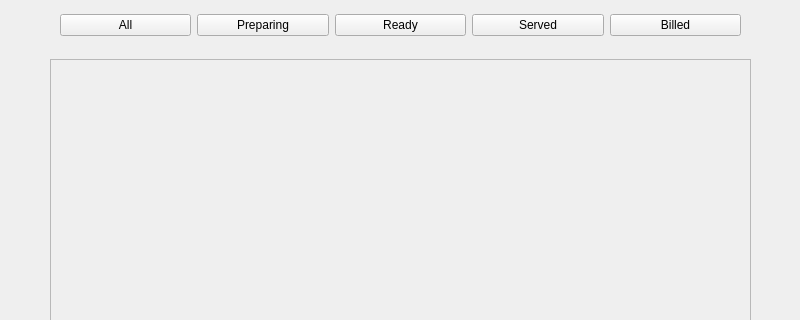
Before: the Qt Designer form RMS_qt/orders.ui in dev-pratik02/RMS, drawn with Qt 5; both pictures show x 0 to 800 and y 0 to 320 of the 800 by 600 pixel window.
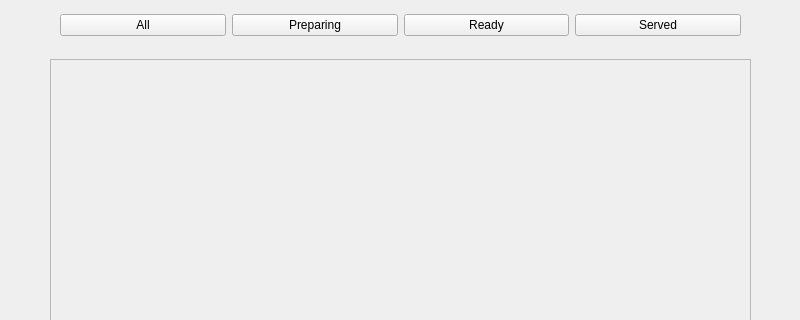
After: the same form once the commit is applied.

The edit to the form file:
```diff
--- a/RMS_qt/orders.ui
+++ b/RMS_qt/orders.ui
@@ -98,13 +98,6 @@
        </property>
       </widget>
      </item>
-     <item>
-      <widget class="QPushButton" name="btn_billed">
-       <property name="text">
-        <string>Billed</string>
-       </property>
-      </widget>
-     </item>
     </layout>
    </widget>
   </widget>
```
